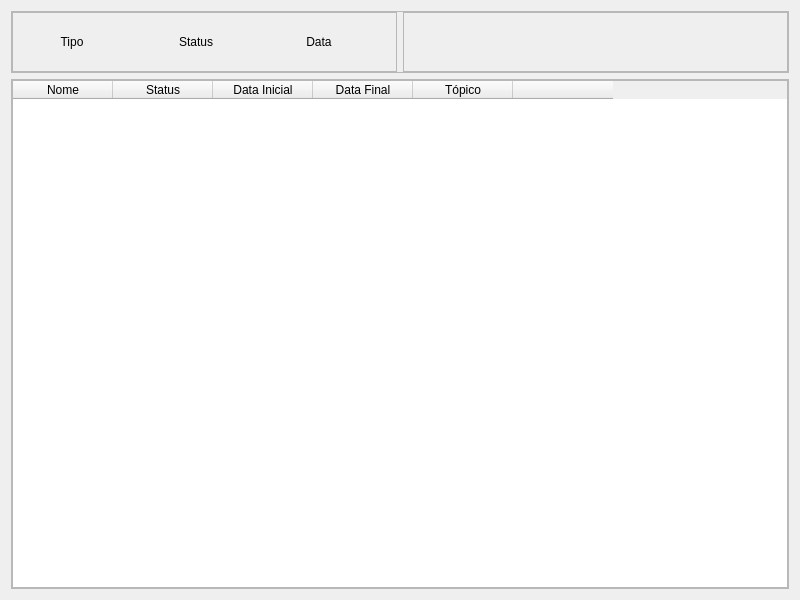
Old version of the form functions/new_daily_task/new_dailytask_page.ui in the repository Nbdyleto/PySide6_Self_TCC.
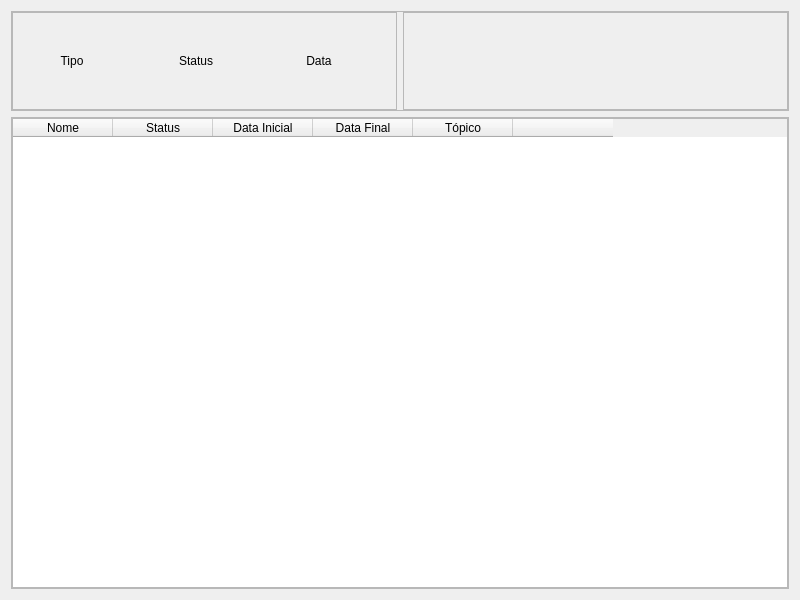
New version of the form.

Diff of the .ui file:
```diff
--- a/functions/new_daily_task/new_dailytask_page.ui
+++ b/functions/new_daily_task/new_dailytask_page.ui
@@ -16,6 +16,12 @@
   <layout class="QVBoxLayout" name="verticalLayout">
    <item>
     <widget class="QFrame" name="frame">
+     <property name="minimumSize">
+      <size>
+       <width>0</width>
+       <height>100</height>
+      </size>
+     </property>
      <property name="frameShape">
       <enum>QFrame::StyledPanel</enum>
      </property>
@@ -157,6 +163,7 @@
         <property name="frameShadow">
          <enum>QFrame::Raised</enum>
         </property>
+        <layout class="QHBoxLayout" name="horizontalLayout_3"/>
        </widget>
       </item>
      </layout>
```
